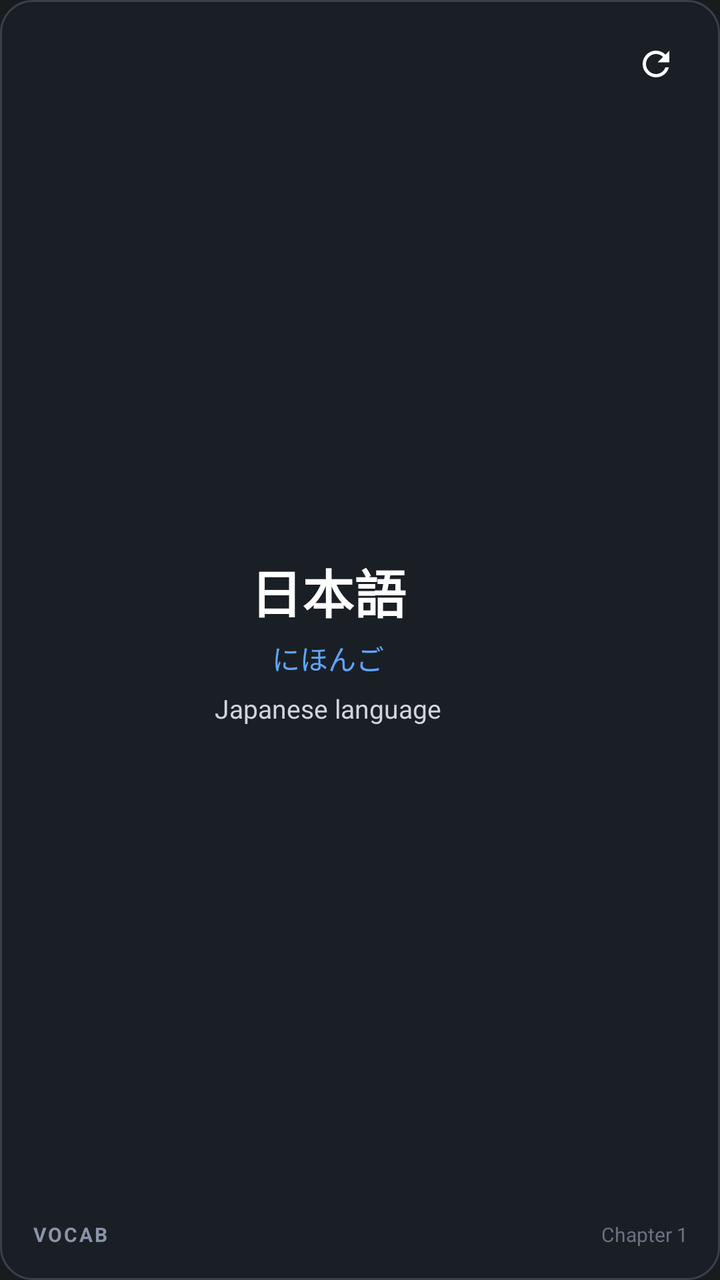
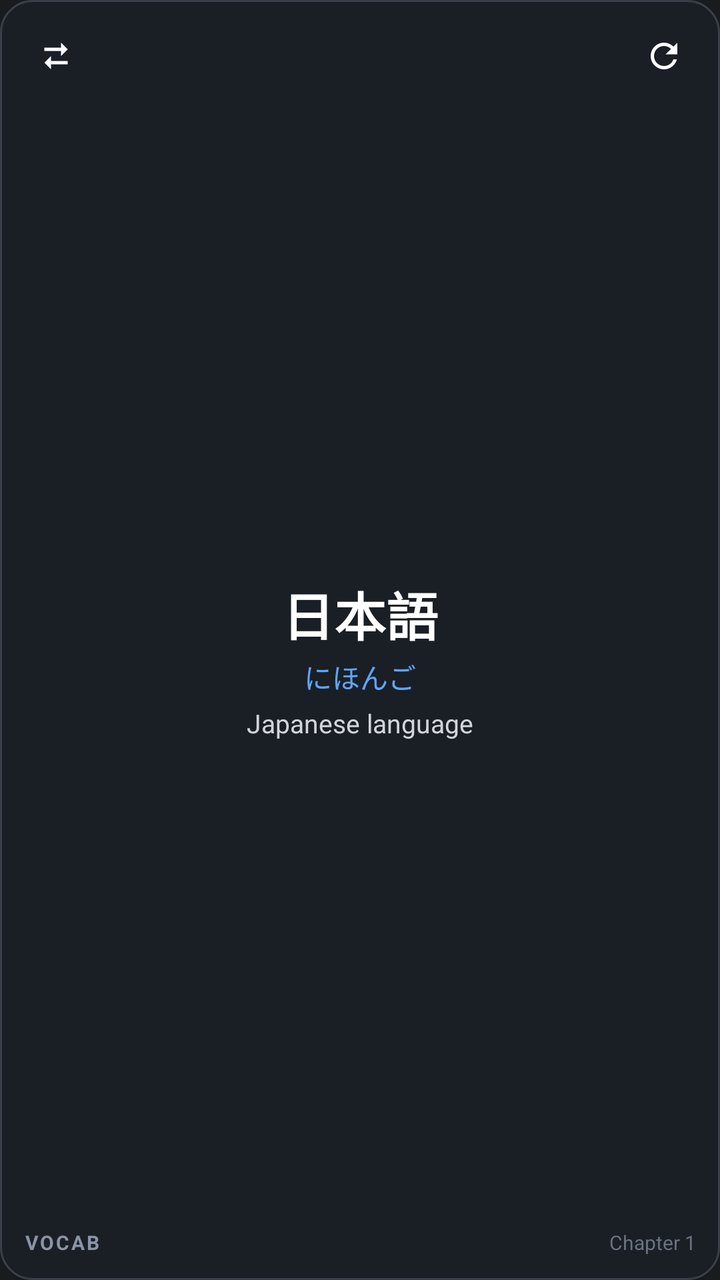

Before-and-after screenshots of an Android layout around one commit, followed by the original layout XML and the change that was made.
<!-- AndroidManifest.xml: application theme Theme.MyApplication -->
<!-- res/layout/widget_vocab.xml -->
<?xml version="1.0" encoding="utf-8"?>
<RelativeLayout xmlns:android="http://schemas.android.com/apk/res/android"
    android:id="@+id/widget_root"
    android:layout_width="match_parent"
    android:layout_height="match_parent"
    android:background="@drawable/widget_background"
    android:padding="16dp">

    
    <ImageView
        android:id="@+id/btn_widget_refresh"
        android:layout_width="32dp"
        android:layout_height="32dp"
        android:layout_alignParentEnd="true"
        android:layout_alignParentTop="true"
        android:padding="6dp"
        android:src="@drawable/ic_refresh"
        android:background="?android:attr/selectableItemBackgroundBorderless"
        android:contentDescription="Next Word"
        android:clickable="true"
        android:focusable="true" />

    
    <TextView
        android:id="@+id/txt_widget_type"
        android:layout_width="wrap_content"
        android:layout_height="wrap_content"
        android:layout_alignParentStart="true"
        android:layout_alignParentBottom="true"
        android:text="VOCAB"
        android:textColor="#8A94A6"
        android:textSize="10sp"
        android:textStyle="bold"
        android:letterSpacing="0.1" />

    
    <TextView
        android:id="@+id/txt_widget_chapter"
        android:layout_width="wrap_content"
        android:layout_height="wrap_content"
        android:layout_alignParentEnd="true"
        android:layout_alignParentBottom="true"
        android:text="Chapter 1"
        android:textColor="#6A7280"
        android:textSize="10sp"
        android:ellipsize="end"
        android:maxLines="1" />

    
    <LinearLayout
        android:layout_width="match_parent"
        android:layout_height="wrap_content"
        android:layout_centerInParent="true"
        android:layout_toStartOf="@id/btn_widget_refresh"
        android:layout_alignParentStart="true"
        android:gravity="center"
        android:orientation="vertical">

        
        <TextView
            android:id="@+id/txt_widget_word"
            android:layout_width="wrap_content"
            android:layout_height="wrap_content"
            android:text="日本語"
            android:textColor="#FFFFFF"
            android:textSize="26sp"
            android:textStyle="bold"
            android:gravity="center"
            android:ellipsize="end"
            android:maxLines="1" />

        
        <TextView
            android:id="@+id/txt_widget_reading"
            android:layout_width="wrap_content"
            android:layout_height="wrap_content"
            android:layout_marginTop="4dp"
            android:text="にほんご"
            android:textColor="#60A5FA"
            android:textSize="14sp"
            android:gravity="center"
            android:ellipsize="end"
            android:maxLines="1" />

        
        <TextView
            android:id="@+id/txt_widget_meaning"
            android:layout_width="wrap_content"
            android:layout_height="wrap_content"
            android:layout_marginTop="6dp"
            android:text="Japanese language"
            android:textColor="#D1D5DB"
            android:textSize="13sp"
            android:gravity="center"
            android:ellipsize="end"
            android:maxLines="2" />

    </LinearLayout>

</RelativeLayout>
<!-- resources referenced by this layout -->
<resources>
  <!-- drawable ic_refresh (drawable) -->
  <vector xmlns:android="http://schemas.android.com/apk/res/android"
      android:width="24dp"
      android:height="24dp"
      android:viewportWidth="24"
      android:viewportHeight="24">
    <path
        android:fillColor="#FFFFFFFF"
        android:pathData="M17.65,6.35C16.2,4.9 14.21,4 12,4c-4.42,0 -7.99,3.58 -7.99,8s3.57,8 7.99,8c3.73,0 6.84,-2.55 7.73,-6h-2.08c-0.82,2.33 -3.04,4 -5.65,4c-3.31,0 -6,-2.69 -6,-6s2.69,-6 6,-6c1.66,0 3.14,0.69 4.22,1.78L13,11h7V4l-2.35,2.35z"/>
  </vector>
  <!-- drawable widget_background (drawable) -->
  <?xml version="1.0" encoding="utf-8"?>
  <shape xmlns:android="http://schemas.android.com/apk/res/android"
      android:shape="rectangle">
      <solid android:color="#1A1F26" />
      <corners android:radius="16dp" />
      <stroke
          android:width="1dp"
          android:color="#3A404A" />
  </shape>
  <style name="Theme.MyApplication" parent="android:Theme.DeviceDefault.NoActionBar" />
</resources>

<!-- the commit's change to res/layout/widget_vocab.xml (unified diff, before → after) -->
@@ -4,7 +4,21 @@
     android:layout_width="match_parent"
     android:layout_height="match_parent"
     android:background="@drawable/widget_background"
-    android:padding="16dp">
+    android:padding="12dp">
+
+    
+    <ImageView
+        android:id="@+id/btn_widget_flip"
+        android:layout_width="32dp"
+        android:layout_height="32dp"
+        android:layout_alignParentStart="true"
+        android:layout_alignParentTop="true"
+        android:padding="6dp"
+        android:src="@drawable/ic_flip"
+        android:background="?android:attr/selectableItemBackgroundBorderless"
+        android:contentDescription="Flip Card"
+        android:clickable="true"
+        android:focusable="true" />
 
     
     <ImageView
@@ -48,11 +62,13 @@
 
     
     <LinearLayout
+        android:id="@+id/layout_widget_front"
         android:layout_width="match_parent"
-        android:layout_height="wrap_content"
-        android:layout_centerInParent="true"
+        android:layout_height="match_parent"
+        android:layout_above="@id/txt_widget_type"
+        android:layout_below="@id/btn_widget_refresh"
         android:layout_toStartOf="@id/btn_widget_refresh"
-        android:layout_alignParentStart="true"
+        android:layout_toEndOf="@id/btn_widget_flip"
         android:gravity="center"
         android:orientation="vertical">
 
@@ -74,7 +90,7 @@
             android:id="@+id/txt_widget_reading"
             android:layout_width="wrap_content"
             android:layout_height="wrap_content"
-            android:layout_marginTop="4dp"
+            android:layout_marginTop="2dp"
             android:text="にほんご"
             android:textColor="#60A5FA"
             android:textSize="14sp"
@@ -87,7 +103,7 @@
             android:id="@+id/txt_widget_meaning"
             android:layout_width="wrap_content"
             android:layout_height="wrap_content"
-            android:layout_marginTop="6dp"
+            android:layout_marginTop="4dp"
             android:text="Japanese language"
             android:textColor="#D1D5DB"
             android:textSize="13sp"
@@ -97,4 +113,56 @@
 
     </LinearLayout>
 
+    
+    <LinearLayout
+        android:id="@+id/layout_widget_back"
+        android:layout_width="match_parent"
+        android:layout_height="match_parent"
+        android:layout_above="@id/txt_widget_type"
+        android:layout_below="@id/btn_widget_refresh"
+        android:layout_toStartOf="@id/btn_widget_refresh"
+        android:layout_toEndOf="@id/btn_widget_flip"
+        android:gravity="center_vertical"
+        android:orientation="vertical"
+        android:visibility="gone">
+
+        
+        <TextView
+            android:id="@+id/txt_widget_back_header"
+            android:layout_width="match_parent"
+            android:layout_height="wrap_content"
+            android:text="日本語 [にほんご]"
+            android:textColor="#60A5FA"
+            android:textSize="12sp"
+            android:textStyle="bold"
+            android:maxLines="1"
+            android:ellipsize="end" />
+
+        
+        <TextView
+            android:id="@+id/txt_widget_notes"
+            android:layout_width="match_parent"
+            android:layout_height="wrap_content"
+            android:layout_marginTop="4dp"
+            android:text="Notes: study language."
+            android:textColor="#FFFFFF"
+            android:textSize="11sp"
+            android:maxLines="2"
+            android:ellipsize="end" />
+
+        
+        <TextView
+            android:id="@+id/txt_widget_example"
+            android:layout_width="match_parent"
+            android:layout_height="wrap_content"
+            android:layout_marginTop="4dp"
+            android:text="Example sentence."
+            android:textColor="#34D399"
+            android:textSize="11sp"
+            android:textStyle="italic"
+            android:maxLines="2"
+            android:ellipsize="end" />
+
+    </LinearLayout>
+
 </RelativeLayout>
<!-- resource entries referenced after the edit -->
@@ -1,5 +1,15 @@
 <!-- resources referenced by this layout -->
 <resources>
+  <!-- drawable ic_flip (drawable) -->
+  <vector xmlns:android="http://schemas.android.com/apk/res/android"
+      android:width="24dp"
+      android:height="24dp"
+      android:viewportWidth="24"
+      android:viewportHeight="24">
+    <path
+        android:fillColor="#FFFFFFFF"
+        android:pathData="M19,8l-4,-4v3H5v2h10v3l4,-4z M5,16l4,4v-3h10v-2H9v-3l-4,4z"/>
+  </vector>
   <!-- drawable ic_refresh (drawable) -->
   <vector xmlns:android="http://schemas.android.com/apk/res/android"
       android:width="24dp"
